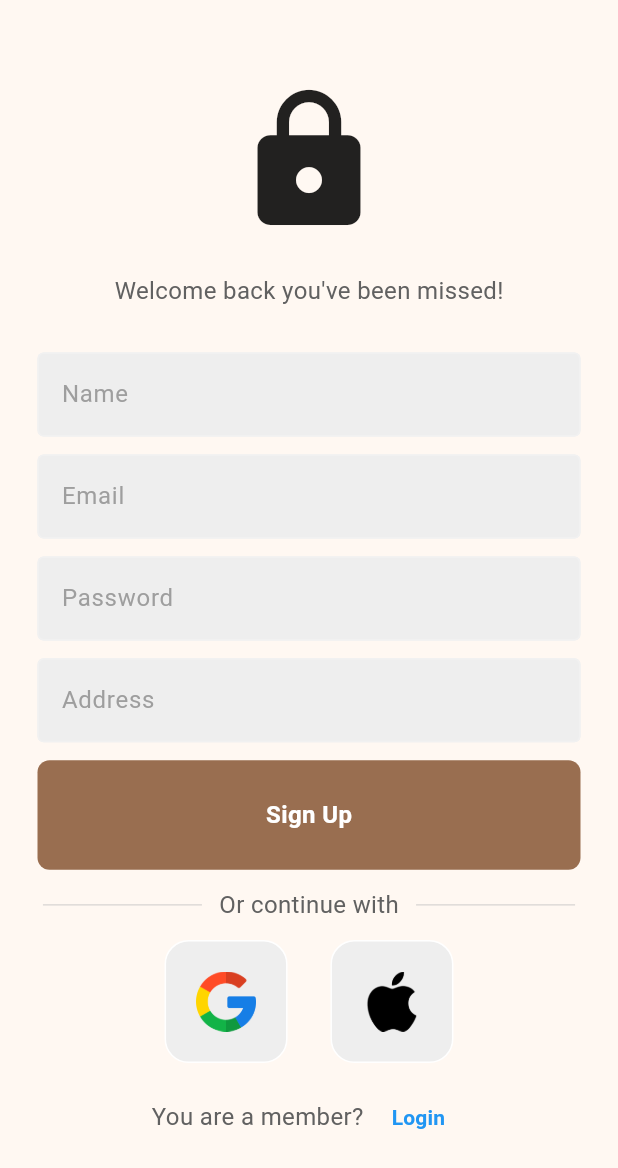
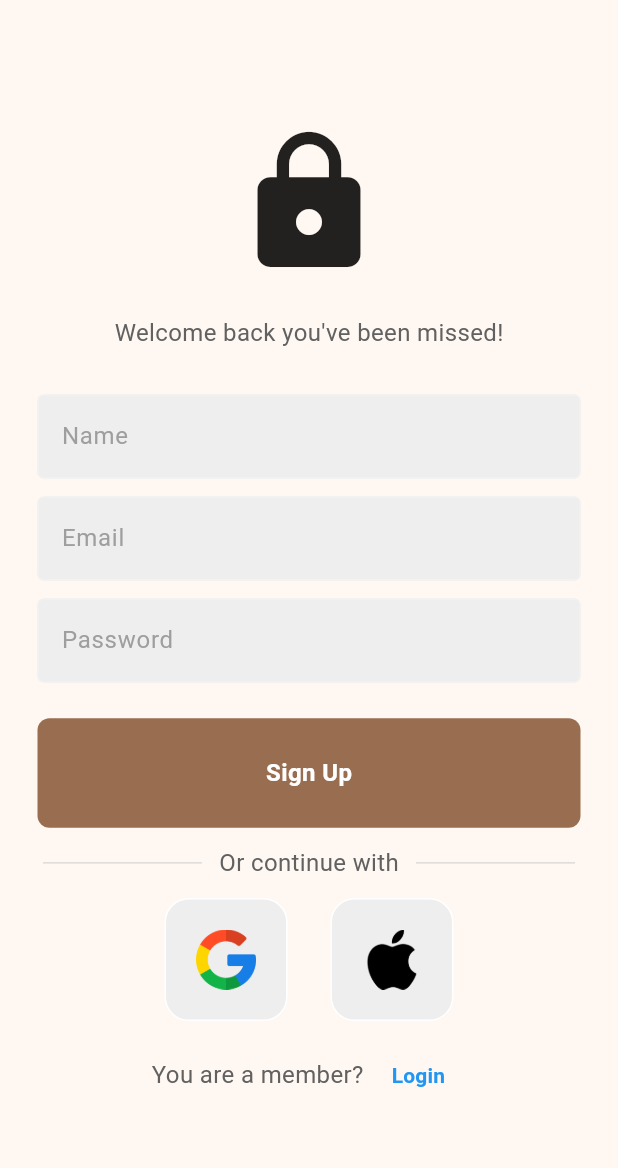
Before and after one commit to mido4315/ecommerce_app, a Flutter app: the RegisterView screen opened by its route, on a phone screen of 412 x 824 dp. Shown: the top 1168 px of the screen. Run offline on Flutter 3.47's test engine with Material 2 defaults, Android fonts, the phone set to English and light mode, and no system bars; our stand-ins replace carousel_slider, dartz, dio, dotted_border, file_picker, flutter_bloc and 7 more; missing offline and left inert: cloudinary_public; accounts and stored records are empty; statements that could not run were skipped.

Commit message:
delete address from register screen

```diff
--- a/lib/features/auth/presentation/views/register_view.dart
+++ b/lib/features/auth/presentation/views/register_view.dart
@@ -30,7 +30,6 @@ class _RegisterViewState extends State<RegisterView> {
 
   final _passwordController = TextEditingController();
 
-  final _addressController = TextEditingController();
 
   // dispose text editing controllers
   @override
@@ -39,7 +38,6 @@ class _RegisterViewState extends State<RegisterView> {
     _nameController.dispose();
     _emailController.dispose();
     _passwordController.dispose();
-    _addressController.dispose();
   }
 
   // sign user in method
@@ -49,7 +47,6 @@ class _RegisterViewState extends State<RegisterView> {
         name: _nameController.text,
         email: _emailController.text,
         password: _passwordController.text,
-        address: _addressController.text,
       );
     }
   }
@@ -116,11 +113,6 @@ class _RegisterViewState extends State<RegisterView> {
                         ),
 
                         SizedBox(height: 10.h),
-                        CustomTextFormField(
-                          controller: _addressController,
-                          hintText: 'Address',
-                          obscureText: false,
-                        ),
                       ],
                     ),
                   ),
```
